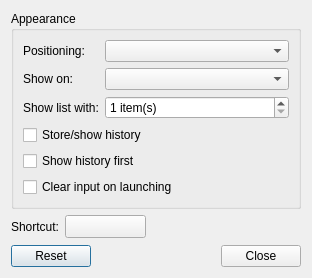
This is configuredialog/configuredialog.ui in lxqt/lxqt-runner as Qt 5 draws it before an edit. The edited form follows.
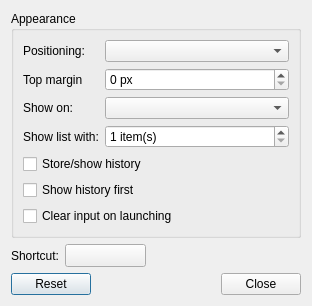
This is the edited form. Custom widgets are drawn as their Qt base class.

Commit message: Added an option for top margin (#255)

The edit to the form file:
```diff
--- a/configuredialog/configuredialog.ui
+++ b/configuredialog/configuredialog.ui
@@ -31,30 +31,44 @@
        <widget class="QComboBox" name="positionCbx"/>
       </item>
       <item row="1" column="0">
+       <widget class="QLabel" name="marginLabel">
+        <property name="text">
+         <string>Top margin</string>
+        </property>
+       </widget>
+      </item>
+      <item row="1" column="1">
+       <widget class="QSpinBox" name="marginSB">
+        <property name="suffix">
+         <string> px</string>
+        </property>
+       </widget>
+      </item>
+      <item row="2" column="0">
        <widget class="QLabel" name="label_2">
         <property name="text">
          <string>Show on:</string>
         </property>
        </widget>
       </item>
-      <item row="1" column="1">
+      <item row="2" column="1">
        <widget class="QComboBox" name="monitorCbx"/>
       </item>
-      <item row="4" column="0" colspan="2">
+      <item row="5" column="0" colspan="2">
        <widget class="QCheckBox" name="historyFirstCb">
         <property name="text">
          <string>Show history first</string>
         </property>
        </widget>
       </item>
-      <item row="3" column="0" colspan="2">
+      <item row="4" column="0" colspan="2">
        <widget class="QCheckBox" name="historyUseCb">
         <property name="text">
          <string>Store/show history</string>
         </property>
        </widget>
       </item>
-      <item row="2" column="0">
+      <item row="3" column="0">
        <widget class="QLabel" name="label_4">
         <property name="toolTip">
          <string>&lt;b&gt;Note&lt;/b&gt;: The size of top-level widgets are constrained to 2/3 of the desktop's height and width.</string>
@@ -64,7 +78,7 @@
         </property>
        </widget>
       </item>
-      <item row="2" column="1">
+      <item row="3" column="1">
        <widget class="QSpinBox" name="listShownItemsSB">
         <property name="suffix">
          <string> item(s)</string>
@@ -74,7 +88,7 @@
         </property>
        </widget>
       </item>
-      <item row="5" column="0" colspan="2">
+      <item row="6" column="0" colspan="2">
        <widget class="QCheckBox" name="clearCb">
         <property name="text">
          <string>Clear input on launching</string>
```
The commit also changes 3 other files.
